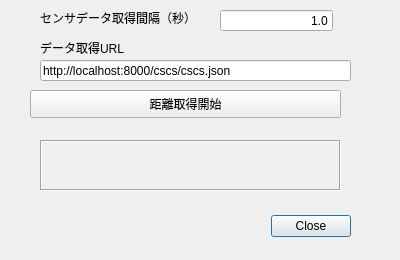
Before: the Qt Designer form ReceiveSensorData_dialog_base.ui in yoichigmf/ReceiveSensorData, drawn with Qt 5.
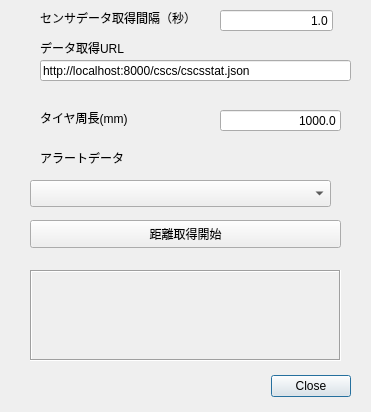
After: the same form once the commit is applied. Custom widgets are drawn as their Qt base class.

Commit message: use dialog parameter

Patch:
```diff
--- a/ReceiveSensorData_dialog_base.ui
+++ b/ReceiveSensorData_dialog_base.ui
@@ -6,8 +6,8 @@
    <rect>
     <x>0</x>
     <y>0</y>
-    <width>400</width>
-    <height>260</height>
+    <width>371</width>
+    <height>412</height>
    </rect>
   </property>
   <property name="windowTitle">
@@ -17,7 +17,7 @@
    <property name="geometry">
     <rect>
      <x>10</x>
-     <y>210</y>
+     <y>370</y>
      <width>341</width>
      <height>32</height>
     </rect>
@@ -33,7 +33,7 @@
    <property name="geometry">
     <rect>
      <x>30</x>
-     <y>90</y>
+     <y>220</y>
      <width>311</width>
      <height>28</height>
     </rect>
@@ -84,7 +84,7 @@
     </rect>
    </property>
    <property name="text">
-    <string>http://localhost:8000/cscs/cscs.json</string>
+    <string>http://localhost:8000/cscs/cscsstat.json</string>
    </property>
   </widget>
   <widget class="QLabel" name="label_2">
@@ -103,10 +103,10 @@
   <widget class="QLabel" name="Text_res">
    <property name="geometry">
     <rect>
-     <x>40</x>
-     <y>140</y>
-     <width>301</width>
-     <height>51</height>
+     <x>30</x>
+     <y>270</y>
+     <width>311</width>
+     <height>91</height>
     </rect>
    </property>
    <property name="frameShape">
@@ -122,7 +122,66 @@
     <set>Qt::AlignLeading|Qt::AlignLeft|Qt::AlignTop</set>
    </property>
   </widget>
+  <widget class="QLabel" name="label_3">
+   <property name="geometry">
+    <rect>
+     <x>40</x>
+     <y>110</y>
+     <width>191</width>
+     <height>16</height>
+    </rect>
+   </property>
+   <property name="text">
+    <string>タイヤ周長(mm)</string>
+   </property>
+  </widget>
+  <widget class="QLabel" name="label_4">
+   <property name="geometry">
+    <rect>
+     <x>40</x>
+     <y>150</y>
+     <width>191</width>
+     <height>16</height>
+    </rect>
+   </property>
+   <property name="text">
+    <string>アラートデータ</string>
+   </property>
+  </widget>
+  <widget class="QLineEdit" name="lineEdit_LW">
+   <property name="geometry">
+    <rect>
+     <x>220</x>
+     <y>110</y>
+     <width>121</width>
+     <height>21</height>
+    </rect>
+   </property>
+   <property name="text">
+    <string>1000.0</string>
+   </property>
+   <property name="alignment">
+    <set>Qt::AlignRight|Qt::AlignTrailing|Qt::AlignVCenter</set>
+   </property>
+  </widget>
+  <widget class="QgsMapLayerComboBox" name="mMapLayerComboBox">
+   <property name="geometry">
+    <rect>
+     <x>30</x>
+     <y>180</y>
+     <width>301</width>
+     <height>27</height>
+    </rect>
+   </property>
+  </widget>
  </widget>
+ <customwidgets>
+  <customwidget>
+   <class>QgsMapLayerComboBox</class>
+   <extends>QComboBox</extends>
+   <header>qgsmaplayercombobox.h</header>
+  </customwidget>
+ </customwidgets>
  <resources/>
  <connections>
   <connection>
```
The commit also changes 1 other file.
